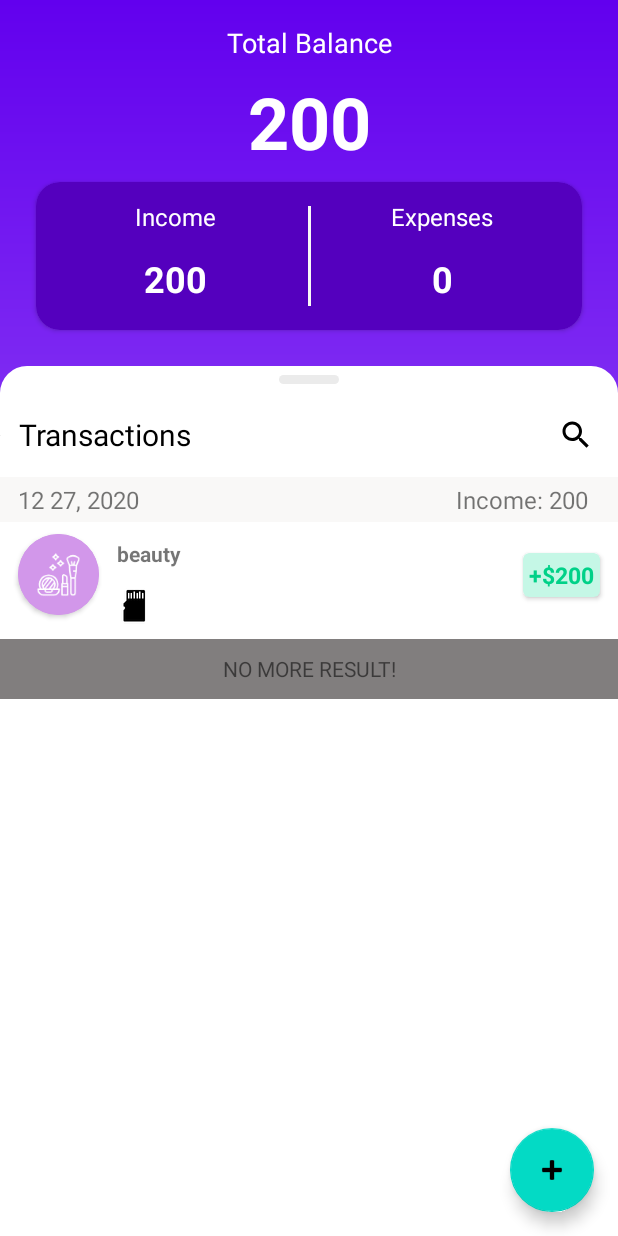
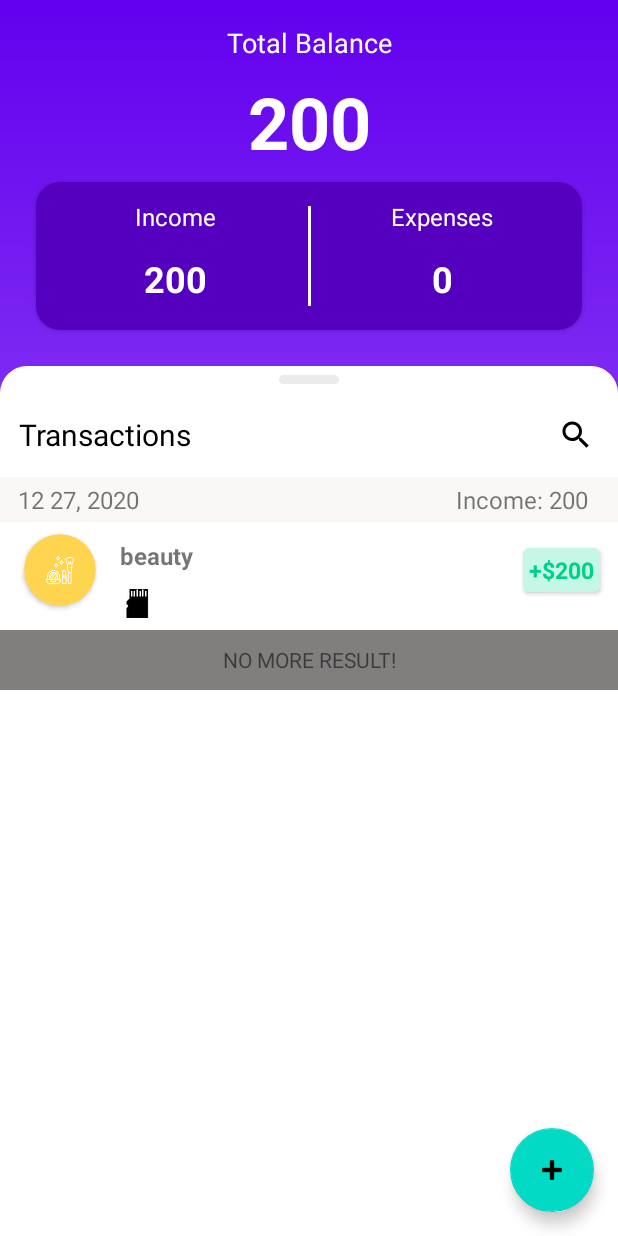
Before and after one commit to mahdi-hosseinnion/Jibam, an Android app: the screen it shows after launch (MainActivity), after a tap on an icon or button, on a phone screen of 412 x 824 dp. Run offline under Robolectric (Android 15) with nearby library versions, the phone set to English and light mode, and no system bars; our stand-ins replace Dagger/Hilt's generated code, Room's generated code, navigation-ui; pictures from the network do not load.

Commit message:
fix some category image

```diff
--- a/app/src/main/java/com/example/jibi/ui/main/transaction/TransactionListAdapter.kt
+++ b/app/src/main/java/com/example/jibi/ui/main/transaction/TransactionListAdapter.kt
@@ -280,13 +280,60 @@ abstract class TransactionListAdapter(
             )
             //TODO
 //            itemView.card
+            itemView.cardView.setCardBackgroundColor(resources.getColor(listOfColor[(category.id+1)]))
             requestManager
                 ?.load(categoryImageUrl)
                 ?.centerInside()
                 ?.transition(withCrossFade())
                 ?.error(R.drawable.ic_error)
                 ?.into(itemView.category_image)
+            val ie = 1
+
         }
+
+        val listOfColor = listOf(
+            R.color.category_background_color_1,
+            R.color.category_background_color_2,
+            R.color.category_background_color_3,
+            R.color.category_background_color_4,
+            R.color.category_background_color_5,
+            R.color.category_background_color_6,
+            R.color.category_background_color_7,
+            R.color.category_background_color_8,
+            R.color.category_background_color_9,
+            R.color.category_background_color_10,
+            R.color.category_background_color_11,
+            R.color.category_background_color_12,
+            R.color.category_background_color_13,
+            R.color.category_background_color_14,
+            R.color.category_background_color_15,
+            R.color.category_background_color_16,
+            R.color.category_background_color_17,
+            R.color.category_background_color_18,
+            R.color.category_background_color_19,
+            R.color.category_background_color_20,
+            R.color.category_background_color_21,
+            R.color.category_background_color_22,
+            R.color.category_background_color_23,
+            R.color.category_background_color_24,
+            R.color.category_background_color_25,
+            R.color.category_background_color_26,
+            R.color.category_background_color_27,
+            R.color.category_background_color_28,
+            R.color.category_background_color_29,
+            R.color.category_background_color_30,
+            R.color.category_background_color_31,
+            R.color.category_background_color_32,
+            R.color.category_background_color_33,
+            R.color.category_background_color_34,
+            R.color.category_background_color_35,
+            R.color.category_background_color_36,
+            R.color.category_background_color_37,
+            R.color.category_background_color_38,
+            R.color.category_background_color_39,
+            R.color.category_background_color_40,
+            R.color.category_background_color_41
+        )
 
         private fun separate3By3(money1: Int): String {
             var money = money1
--- a/app/src/main/java/com/example/jibi/ui/main/transaction/bottomSheet/BottomSheetListAdapter.kt
+++ b/app/src/main/java/com/example/jibi/ui/main/transaction/bottomSheet/BottomSheetListAdapter.kt
@@ -1,5 +1,7 @@
 package com.example.jibi.ui.main.transaction.bottomSheet
 
+import android.util.Log
+import android.util.TypedValue
 import android.view.LayoutInflater
 import android.view.View
 import android.view.ViewGroup
@@ -150,6 +152,14 @@ class BottomSheetListAdapter(
                 ?.error(R.drawable.ic_error)
                 ?.into(itemView.category_image)
         }
+        private fun convertDpToPx(dp: Int): Int {
+            val r = itemView.resources
+            return TypedValue.applyDimension(
+                TypedValue.COMPLEX_UNIT_DIP,
+                dp.toFloat(),
+                r.displayMetrics
+            ).toInt()
+        }
     }
 
     interface Interaction {
--- a/app/src/main/java/com/example/jibi/ui/main/transaction/bottomSheet/CreateNewTransBottomSheet.kt
+++ b/app/src/main/java/com/example/jibi/ui/main/transaction/bottomSheet/CreateNewTransBottomSheet.kt
@@ -4,6 +4,7 @@ import android.annotation.SuppressLint
 import android.app.Dialog
 import android.graphics.*
 import android.os.Build
+import android.util.Log
 import android.view.*
 import android.view.LayoutInflater
 import android.widget.FrameLayout
--- a/app/src/main/res/drawable/category_background.xml
+++ b/app/src/main/res/drawable/category_background.xml
@@ -1,10 +1,9 @@
 <?xml version="1.0" encoding="utf-8"?>
 <shape xmlns:android="http://schemas.android.com/apk/res/android"
-    android:innerRadiusRatio="2.5"
-    android:shape="ring"
-    android:thickness="1dp"
-    android:useLevel="false">
-    <stroke
-        android:width="1dp"
-        android:color="@color/black" />
+    android:shape="oval"
+    >
+    <gradient
+        android:angle="45"
+        android:startColor="#e0e0e0"
+        android:endColor="#bdbdbd"/>
 </shape>
--- a/app/src/main/res/layout/layout_category_list_item.xml
+++ b/app/src/main/res/layout/layout_category_list_item.xml
@@ -1,6 +1,7 @@
 <?xml version="1.0" encoding="utf-8"?>
 <LinearLayout xmlns:android="http://schemas.android.com/apk/res/android"
     xmlns:app="http://schemas.android.com/apk/res-auto"
+    xmlns:card_view="http://schemas.android.com/apk/res-auto"
     android:layout_width="match_parent"
     android:layout_height="80dp"
     android:layout_gravity="center"
@@ -11,20 +12,31 @@
     android:orientation="vertical"
     android:padding="4dp">
 
-    <ImageView
-        android:id="@+id/category_image"
-        android:layout_width="match_parent"
-        android:layout_height="0dp"
-        android:layout_gravity="center"
-        android:layout_weight="60"
-        android:background="@drawable/category_background"
-        app:tint="@color/black" />
+    <androidx.cardview.widget.CardView
+        android:id="@+id/category_image_card"
+        android:layout_width="40dp"
+        android:layout_height="40dp"
+        card_view:cardBackgroundColor="#D297EA"
+        android:layout_margin="4dp"
+        card_view:cardCornerRadius="20dp">
+
+
+        <ImageView
+            android:id="@+id/category_image"
+            android:layout_width="match_parent"
+            android:layout_height="match_parent"
+            android:layout_gravity="center"
+            android:background="#e0e0e0"
+            android:padding="8dp"
+            android:scaleType="center"
+            app:tint="@color/black" />
+    </androidx.cardview.widget.CardView>
 
     <TextView
         android:id="@+id/category_name"
         android:layout_width="match_parent"
-        android:layout_height="0dp"
+        android:layout_height="24dp"
+        android:layout_margin="4dp"
         android:layout_gravity="center"
-        android:layout_weight="40"
         android:gravity="center" />
 </LinearLayout>
--- a/app/src/main/res/layout/layout_transaction_list_item.xml
+++ b/app/src/main/res/layout/layout_transaction_list_item.xml
@@ -5,20 +5,20 @@
     xmlns:tools="http://schemas.android.com/tools"
     android:id="@+id/root_transaction_item"
     android:layout_width="match_parent"
-    android:layout_height="70dp"
+    android:layout_height="64dp"
     android:paddingLeft="8dp"
     android:paddingRight="8dp">
 
 
     <androidx.cardview.widget.CardView
         android:id="@+id/cardView"
-        android:layout_width="54dp"
-        android:layout_height="54dp"
+        android:layout_width="48dp"
+        android:layout_height="48dp"
         android:layout_gravity="center"
-        android:layout_marginStart="4dp"
-        android:layout_marginTop="4dp"
-        android:layout_marginEnd="8dp"
-        android:layout_marginBottom="4dp"
+        android:layout_marginStart="8dp"
+        android:layout_marginTop="8dp"
+        android:layout_marginEnd="12dp"
+        android:layout_marginBottom="8dp"
 
         android:foregroundGravity="center"
         app:layout_constraintBottom_toBottomOf="parent"
@@ -26,16 +26,16 @@
         app:layout_constraintStart_toStartOf="parent"
         app:layout_constraintTop_toTopOf="parent"
         card_view:cardBackgroundColor="#D297EA"
-        card_view:cardCornerRadius="27dp">
+        card_view:cardCornerRadius="24dp">
 
         <ImageView
             android:id="@+id/category_image"
             android:layout_width="match_parent"
             android:layout_height="match_parent"
-            android:padding="12dp"
+            android:padding="14dp"
             android:layout_gravity="center"
-            android:background="#D297EA"
             android:scaleType="center"/>
+<!--        best size 24-->
 <!--            tools:srcCompat="@drawable/ic_cat_travel"/>-->
 <!--            app:tint="@color/black" />-->
     </androidx.cardview.widget.CardView>
@@ -57,9 +57,10 @@
             android:layout_width="match_parent"
             android:layout_height="0dp"
             android:layout_gravity="center"
-            android:layout_weight="60"
+            android:layout_weight="70"
             android:gravity="center|start"
             android:padding="4dp"
+            android:textSize="16dp"
             android:textStyle="bold"
             tools:text="Food" />
 
@@ -68,8 +69,8 @@
             android:layout_width="match_parent"
             android:layout_height="0dp"
             android:layout_gravity="center"
-            android:layout_weight="40"
-            android:drawableTint="@color/black"
+            android:layout_weight="30"
+            app:drawableTint="@color/black"
             android:gravity="center|start"
             android:padding="4dp"
             android:textStyle="normal"
@@ -115,7 +116,7 @@
         android:id="@+id/transaction_divider"
         android:layout_width="match_parent"
         android:layout_height="1dp"
-        android:layout_marginStart="70dp"
+        android:layout_marginStart="60dp"
         android:layout_marginEnd="4dp"
         android:background="#EBEBEB"
         app:layout_constraintBottom_toBottomOf="parent"
--- a/app/src/main/res/values/colors.xml
+++ b/app/src/main/res/values/colors.xml
@@ -15,5 +15,51 @@
     <color name="incomeTextColor">#00D188</color>
     <color name="background_gray">#F9FAFE</color>
     <color name="category_icon_foreground">#FFFFFF</color>
-<!--    <color name="category_icon_foreground">#FF000000</color> defualt color-->
+<!--color material 300-->
+   <color name="category_background_color_1">#e57373</color>
+    <color name="category_background_color_2">#f06292</color>
+    <color name="category_background_color_3">#ba68c8</color>
+    <color name="category_background_color_4">#9575cd</color>
+    <color name="category_background_color_5">#7986cb</color>
+    <color name="category_background_color_6">#64b5f6</color>
+    <color name="category_background_color_7">#4fc3f7</color>
+    <color name="category_background_color_8">#4dd0e1</color>
+    <color name="category_background_color_9">#4db6ac</color>
+    <color name="category_background_color_10">#81c784</color>
+    <color name="category_background_color_11">#aed581</color>
+    <color name="category_background_color_12">#dce775</color>
+    <color name="category_background_color_13">#fff176</color>
+    <color name="category_background_color_14">#ffd54f</color>
+    <color name="category_background_color_15">#ffb74d</color>
+    <color name="category_background_color_16">#ffb74d</color>
+    <color name="category_background_color_17">#a1887f</color>
+    <color name="category_background_color_18">#90a4ae</color>
+<!--    color material 400-->
+    <color name="category_background_color_19">#ef5350</color>
+    <color name="category_background_color_20">#ec407a</color>
+    <color name="category_background_color_21">#ab47bc</color>
+    <color name="category_background_color_22">#7e57c2</color>
+    <color name="category_background_color_23">#5c6bc0</color>
+    <color name="category_background_color_24">#42a5f5</color>
+    <color name="category_background_color_25">#29b6f6</color>
+    <color name="category_background_color_26">#26c6da</color>
+    <color name="category_background_color_27">#26a69a</color>
+    <color name="category_background_color_28">#66bb6a</color>
+    <color name="category_background_color_29">#9ccc65</color>
+    <color name="category_background_color_30">#d4e157</color>
+    <color name="category_background_color_31">#ffee58</color>
+    <color name="category_background_color_32">#ffca28</color>
+    <color name="category_background_color_33">#ffa726</color>
+    <color name="category_background_color_34">#ff7043</color>
+    <color name="category_background_color_35">#8d6e63</color>
+    <color name="category_background_color_36">#78909c</color>
+    <!--    color material A200-->
+
+    <color name="category_background_color_37">#ff5252</color>
+    <color name="category_background_color_38">#ff4081</color>
+    <color name="category_background_color_39">#e040fb</color>
+    <color name="category_background_color_40">#7c4dff</color>
+    <color name="category_background_color_41">#536dfe</color>
+
+<!--    <color name="category_background_color_">#FF000000</color> defualt color-->
 </resources>
```
